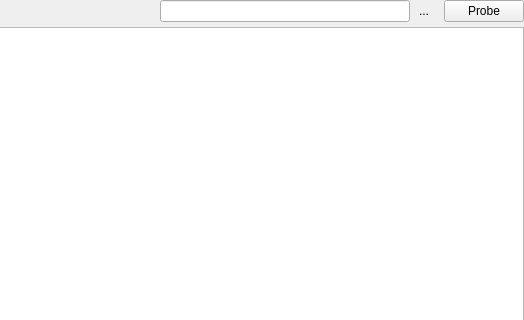
The window that src/laybasic/laybasic/NetlistBrowserPage.ui (KLayout/klayout) describes before a commit, drawn with Qt 5; both pictures show x 126 to 650 and y 0 to 320 of the 650 by 570 pixel window.
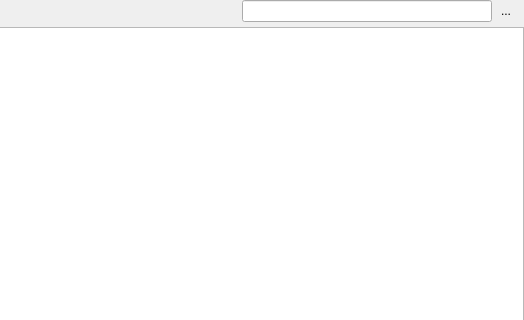
The same window after the commit. Icons and pictures are not drawn. Custom widgets are drawn as their Qt base class.

Commit message: Netlist browser: some bug fixes in search, probe net feature.

Diff of the .ui file:
```diff
--- a/src/laybasic/laybasic/NetlistBrowserPage.ui
+++ b/src/laybasic/laybasic/NetlistBrowserPage.ui
@@ -200,13 +200,6 @@
             </property>
            </spacer>
           </item>
-          <item>
-           <widget class="QPushButton" name="probe_button">
-            <property name="text">
-             <string>Probe</string>
-            </property>
-           </widget>
-          </item>
          </layout>
         </widget>
        </item>
```
Left out of the diff: 2 changed lines with no effect on the pictures. The commit also changes 6 other files.
